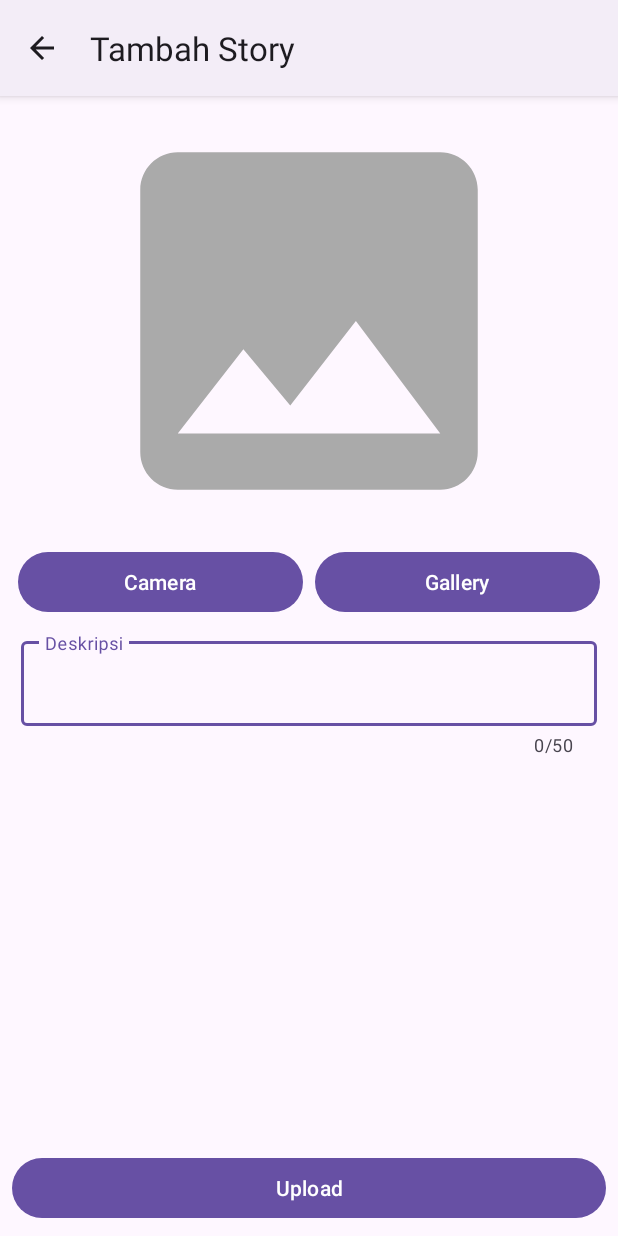
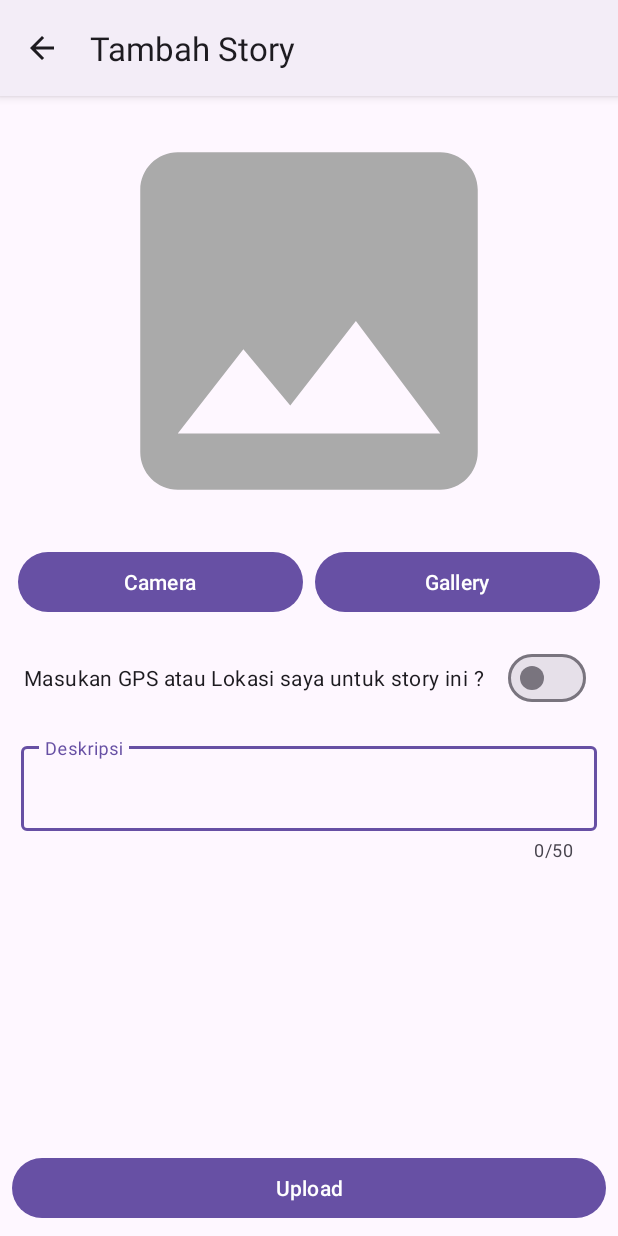
Before and after one commit to mizzcode/StoryApp, an Android app: the AddStoryActivity screen opened directly, with no data from a screen before it, on a phone screen of 412 x 824 dp. Run offline under Robolectric (Android 15) with nearby library versions, the phone set to English and light mode, and no system bars; pictures from the network do not load.

Commit message:
feat: add location on add story

```diff
--- a/app/src/main/java/com/dicoding/picodiploma/storyapp/Utils.kt
+++ b/app/src/main/java/com/dicoding/picodiploma/storyapp/Utils.kt
@@ -9,6 +9,7 @@ import android.net.Uri
 import android.os.Build
 import android.os.Environment
 import android.provider.MediaStore
+import android.widget.Toast
 import androidx.core.content.FileProvider
 import androidx.exifinterface.media.ExifInterface
 import java.io.ByteArrayOutputStream
@@ -106,3 +107,7 @@ fun rotateImage(source: Bitmap, angle: Float): Bitmap {
         source, 0, 0, source.width, source.height, matrix, true
     )
 }
+
+fun showToast(context: Context, message: String) {
+    Toast.makeText(context, message, Toast.LENGTH_SHORT).show()
+}
--- a/app/src/main/java/com/dicoding/picodiploma/storyapp/data/UploadRepository.kt
+++ b/app/src/main/java/com/dicoding/picodiploma/storyapp/data/UploadRepository.kt
@@ -15,7 +15,7 @@ class UploadRepository private constructor(
     private val apiService: ApiService,
 ) {
 
-    fun uploadImage(imageFile: File, description: String, token: String) = liveData {
+    fun uploadImage(imageFile: File, description: String, lat: Double?, lon: Double?, token: String) = liveData {
         emit(Result.Loading)
         val requestBody = description.toRequestBody("text/plain".toMediaType())
         val requestImageFile = imageFile.asRequestBody("image/jpeg".toMediaType())
@@ -25,7 +25,7 @@ class UploadRepository private constructor(
             requestImageFile
         )
         try {
-            val successResponse = apiService.uploadImage(multipartBody, requestBody, "Bearer $token")
+            val successResponse = apiService.uploadImage(file = multipartBody, description = requestBody, lat = lat, lon = lon, token = "Bearer $token")
             emit(Result.Success(successResponse))
         } catch (e: HttpException) {
             val errorBody = e.response()?.errorBody()?.string()
--- a/app/src/main/java/com/dicoding/picodiploma/storyapp/data/api/ApiService.kt
+++ b/app/src/main/java/com/dicoding/picodiploma/storyapp/data/api/ApiService.kt
@@ -10,7 +10,9 @@ interface ApiService {
     suspend fun uploadImage(
         @Part file: MultipartBody.Part,
         @Part("description") description: RequestBody,
-        @Header("Authorization") token: String
+        @Part("lat") lat: Double?,
+        @Part("lon") lon: Double?,
+        @Header("Authorization") token: String,
     ): FileUploadResponse
 
     @FormUrlEncoded
--- a/app/src/main/java/com/dicoding/picodiploma/storyapp/view/story/StoryViewModel.kt
+++ b/app/src/main/java/com/dicoding/picodiploma/storyapp/view/story/StoryViewModel.kt
@@ -21,5 +21,5 @@ class StoryViewModel(private val userRepository: UserRepository, private val upl
     }
     fun getStories(token: String): LiveData<PagingData<ListStoryItem>> = userRepository.getStories(token).cachedIn(viewModelScope)
 
-    fun uploadImage(file: File, description: String, token: String) = uploadRepository.uploadImage(file, description, token)
+    fun uploadImage(file: File, description: String, lat: Double?, lon: Double?, token: String) = uploadRepository.uploadImage(file, description, lat, lon, token)
 }
--- a/app/src/main/res/layout/activity_add_story.xml
+++ b/app/src/main/res/layout/activity_add_story.xml
@@ -52,15 +52,30 @@
         tools:ignore="ButtonStyle" />
     </LinearLayout>
 
+    <LinearLayout
+        android:id="@+id/linearLayoutMaterialSwitch"
+        android:layout_width="match_parent"
+        android:layout_height="wrap_content"
+        android:layout_marginTop="16dp"
+        app:layout_constraintTop_toBottomOf="@+id/media">
+
+        <com.google.android.material.materialswitch.MaterialSwitch
+            android:id="@+id/switch_location"
+            android:layout_width="wrap_content"
+            android:layout_height="match_parent"
+            android:layout_marginStart="16dp"
+            android:text="@string/insert_my_gps_for_this_story"/>
+    </LinearLayout>
+
 
     <com.google.android.material.textfield.TextInputLayout
         android:layout_width="match_parent"
         app:counterMaxLength="50"
         app:counterEnabled="true"
-        app:layout_constraintTop_toBottomOf="@+id/media"
+        app:layout_constraintTop_toBottomOf="@+id/linearLayoutMaterialSwitch"
         app:layout_constraintStart_toStartOf="parent"
         app:layout_constraintEnd_toEndOf="parent"
-        android:layout_marginTop="10dp"
+        android:layout_marginTop="16dp"
         android:layout_marginStart="14dp"
         android:layout_marginEnd="14dp"
         android:hint="@string/deskripsi"
--- a/app/src/main/res/values/strings.xml
+++ b/app/src/main/res/values/strings.xml
@@ -29,4 +29,5 @@
     <string name="title_activity_maps" translatable="false">MapsActivity</string>
     <string name="retry">Coba Lagi</string>
     <string name="hero_login" translatable="false">hero login</string>
+    <string name="insert_my_gps_for_this_story">Masukan GPS atau Lokasi saya untuk story ini ?</string>
 </resources>
```
Also changed, not shown: app/src/main/java/com/dicoding/picodiploma/storyapp/view/story/AddStoryActivity.kt (+49 -1 lines), 1 other file. Lines whose indentation alone changed are shown as unchanged.
